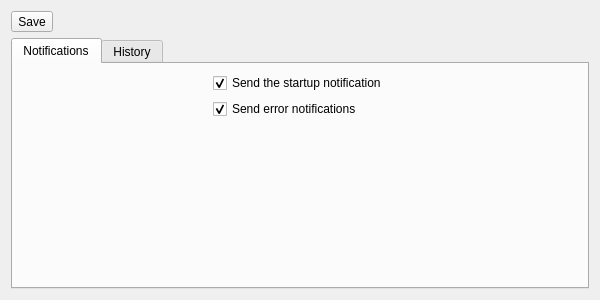
This is app/src/PreferencesDialog/PreferencesDialog.ui in emmaexe/ntfyDesktop as Qt 5 draws it before an edit. The edited form follows.
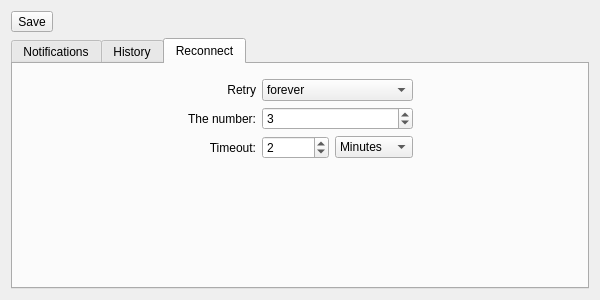
This is the edited form. The open tabs and pages were chosen to show the change. Icons and pictures are not drawn.

Commit message: Add reconnect tab to preferences UI

Diff of the .ui file:
```diff
--- a/app/src/PreferencesDialog/PreferencesDialog.ui
+++ b/app/src/PreferencesDialog/PreferencesDialog.ui
@@ -319,6 +319,178 @@
        </item>
       </layout>
      </widget>
+     <widget class="QWidget" name="tab3">
+      <attribute name="title">
+       <string>Reconnect</string>
+      </attribute>
+      <layout class="QGridLayout" name="timings">
+       <item row="3" column="2">
+        <widget class="QSpinBox" name="timeoutSpinBox">
+         <property name="minimum">
+          <number>1</number>
+         </property>
+         <property name="maximum">
+          <number>2147483647</number>
+         </property>
+         <property name="value">
+          <number>2</number>
+         </property>
+        </widget>
+       </item>
+       <item row="0" column="5" rowspan="5">
+        <spacer name="spacerRight2">
+         <property name="orientation">
+          <enum>Qt::Orientation::Horizontal</enum>
+         </property>
+         <property name="sizeHint" stdset="0">
+          <size>
+           <width>40</width>
+           <height>20</height>
+          </size>
+         </property>
+        </spacer>
+       </item>
+       <item row="2" column="2" colspan="3">
+        <widget class="QSpinBox" name="retryNumberSpinBox">
+         <property name="sizePolicy">
+          <sizepolicy hsizetype="Minimum" vsizetype="Fixed">
+           <horstretch>0</horstretch>
+           <verstretch>0</verstretch>
+          </sizepolicy>
+         </property>
+         <property name="minimum">
+          <number>1</number>
+         </property>
+         <property name="maximum">
+          <number>2147483647</number>
+         </property>
+         <property name="value">
+          <number>3</number>
+         </property>
+        </widget>
+       </item>
+       <item row="2" column="1">
+        <widget class="QLabel" name="retryNumberLabel">
+         <property name="text">
+          <string>The number:</string>
+         </property>
+         <property name="alignment">
+          <set>Qt::AlignmentFlag::AlignRight|Qt::AlignmentFlag::AlignTrailing|Qt::AlignmentFlag::AlignVCenter</set>
+         </property>
+        </widget>
+       </item>
+       <item row="1" column="2" colspan="3">
+        <widget class="QComboBox" name="retryComboBox">
+         <item>
+          <property name="text">
+           <string>forever</string>
+          </property>
+         </item>
+         <item>
+          <property name="text">
+           <string>a number of times</string>
+          </property>
+         </item>
+         <item>
+          <property name="text">
+           <string>never</string>
+          </property>
+         </item>
+        </widget>
+       </item>
+       <item row="3" column="3" colspan="2">
+        <widget class="QComboBox" name="timeoutComboBox">
+         <property name="currentText">
+          <string>Minutes</string>
+         </property>
+         <property name="currentIndex">
+          <number>1</number>
+         </property>
+         <item>
+          <property name="text">
+           <string>Seconds</string>
+          </property>
+         </item>
+         <item>
+          <property name="text">
+           <string>Minutes</string>
+          </property>
+         </item>
+         <item>
+          <property name="text">
+           <string>Hours</string>
+          </property>
+         </item>
+         <item>
+          <property name="text">
+           <string>Days</string>
+          </property>
+         </item>
+         <item>
+          <property name="text">
+           <string>Weeks</string>
+          </property>
+         </item>
+         <item>
+          <property name="text">
+           <string>Months</string>
+          </property>
+         </item>
+         <item>
+          <property name="text">
+           <string>Years</string>
+          </property>
+         </item>
+        </widget>
+       </item>
+       <item row="1" column="1">
+        <widget class="QLabel" name="retryLabel">
+         <property name="text">
+          <string>Retry</string>
+         </property>
+         <property name="alignment">
+          <set>Qt::AlignmentFlag::AlignRight|Qt::AlignmentFlag::AlignTrailing|Qt::AlignmentFlag::AlignVCenter</set>
+         </property>
+        </widget>
+       </item>
+       <item row="0" column="0" rowspan="5">
+        <spacer name="spacerLeft2">
+         <property name="orientation">
+          <enum>Qt::Orientation::Horizontal</enum>
+         </property>
+         <property name="sizeHint" stdset="0">
+          <size>
+           <width>40</width>
+           <height>20</height>
+          </size>
+         </property>
+        </spacer>
+       </item>
+       <item row="7" column="0" colspan="6">
+        <spacer name="verticalSpacer2">
+         <property name="orientation">
+          <enum>Qt::Orientation::Vertical</enum>
+         </property>
+         <property name="sizeHint" stdset="0">
+          <size>
+           <width>20</width>
+           <height>40</height>
+          </size>
+         </property>
+        </spacer>
+       </item>
+       <item row="3" column="1">
+        <widget class="QLabel" name="timeoutLabel">
+         <property name="text">
+          <string>Timeout:</string>
+         </property>
+         <property name="alignment">
+          <set>Qt::AlignmentFlag::AlignRight|Qt::AlignmentFlag::AlignTrailing|Qt::AlignmentFlag::AlignVCenter</set>
+         </property>
+        </widget>
+       </item>
+      </layout>
+     </widget>
     </widget>
    </item>
   </layout>
```
